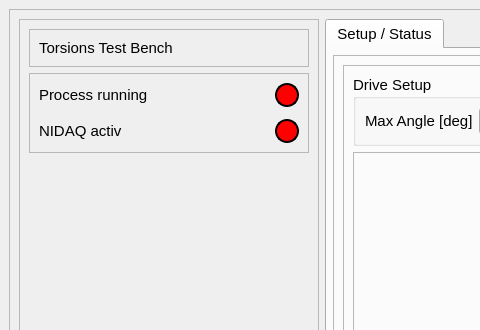
First picture: the form in src/gui/torsions_test_stand.ui, repository RogerGdot/TorsionsTestStand, before the edit; both pictures show x 0 to 480 and y 0 to 330 of the 1217 by 890 pixel window.
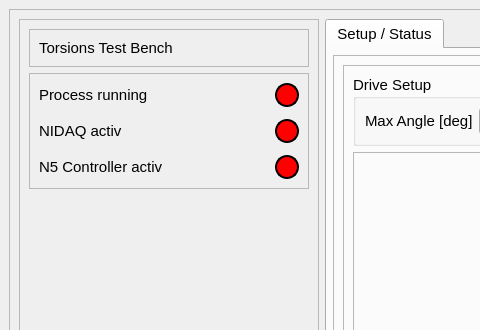
Second picture: the form after the edit.

Patch:
```diff
--- a/src/gui/torsions_test_stand.ui
+++ b/src/gui/torsions_test_stand.ui
@@ -257,6 +257,53 @@
                </property>
               </widget>
              </item>
+             <item row="2" column="1">
+              <widget class="QLabel" name="N5_contr_activ_led">
+               <property name="enabled">
+                <bool>false</bool>
+               </property>
+               <property name="sizePolicy">
+                <sizepolicy hsizetype="Fixed" vsizetype="Fixed">
+                 <horstretch>0</horstretch>
+                 <verstretch>0</verstretch>
+                </sizepolicy>
+               </property>
+               <property name="minimumSize">
+                <size>
+                 <width>24</width>
+                 <height>24</height>
+                </size>
+               </property>
+               <property name="font">
+                <font>
+                 <family>Segoe UI</family>
+                 <pointsize>9</pointsize>
+                </font>
+               </property>
+               <property name="styleSheet">
+                <string notr="true">background-color: red;
+border-radius: 12px; 
+border: 2px solid black;
+</string>
+               </property>
+               <property name="text">
+                <string/>
+               </property>
+              </widget>
+             </item>
+             <item row="2" column="0">
+              <widget class="QLabel" name="label_29">
+               <property name="font">
+                <font>
+                 <family>Segoe UI</family>
+                 <pointsize>11</pointsize>
+                </font>
+               </property>
+               <property name="text">
+                <string>N5 Controller activ</string>
+               </property>
+              </widget>
+             </item>
             </layout>
            </widget>
           </item>
```
Left out of the diff: 74 changed lines with no effect on the pictures.
